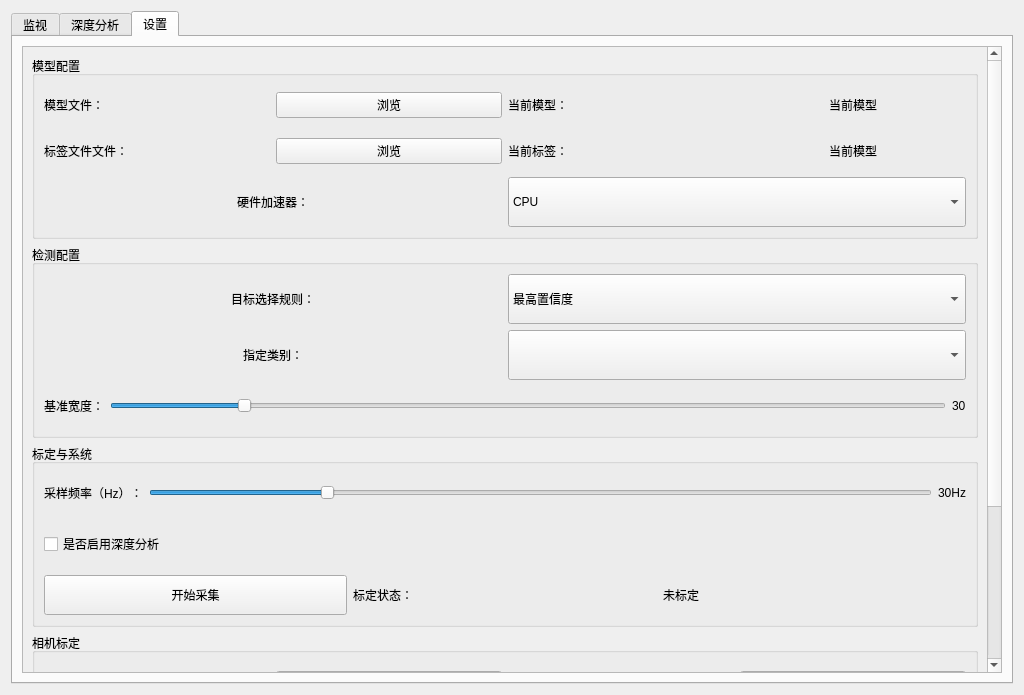
First picture: the form in ui/EdgeSightMain.ui, repository embed-lsy/EdgeSight, before the edit.
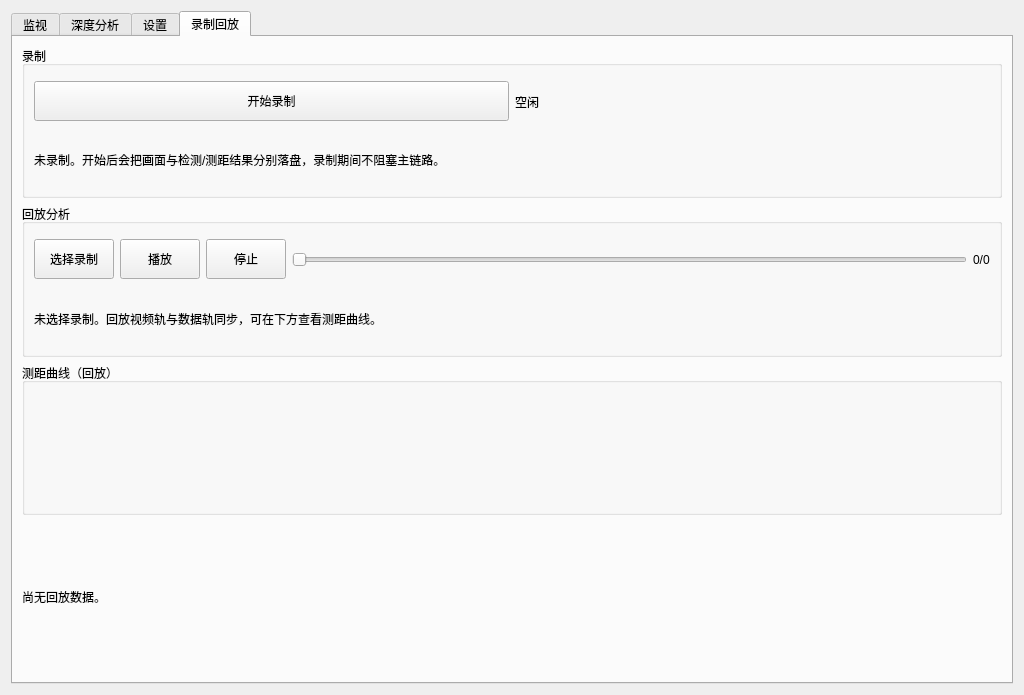
Second picture: the form after the edit. The open tabs and pages were chosen to show the change. Custom widgets are drawn as their Qt base class.

Commit message: feat: 录制回放（CHARTER 第 6 条）

Diff of the .ui file:
```diff
--- a/ui/EdgeSightMain.ui
+++ b/ui/EdgeSightMain.ui
@@ -1216,6 +1216,163 @@
        </item>
       </layout>
      </widget>
+     <widget class="QWidget" name="tab_record">
+      <attribute name="title">
+       <string>录制回放</string>
+      </attribute>
+      <layout class="QVBoxLayout" name="verticalLayout_rec">
+       <item>
+        <widget class="QGroupBox" name="groupBox_rec">
+         <property name="title">
+          <string>录制</string>
+         </property>
+         <layout class="QVBoxLayout" name="verticalLayout_rec1">
+          <item>
+           <layout class="QHBoxLayout" name="horizontalLayout_rec1">
+            <item>
+             <widget class="QPushButton" name="btn_rec_toggle">
+              <property name="minimumSize">
+               <size>
+                <width>0</width>
+                <height>40</height>
+               </size>
+              </property>
+              <property name="text">
+               <string>开始录制</string>
+              </property>
+             </widget>
+            </item>
+            <item>
+             <widget class="QLabel" name="label_rec_status">
+              <property name="text">
+               <string>空闲</string>
+              </property>
+             </widget>
+            </item>
+           </layout>
+          </item>
+          <item>
+           <widget class="QLabel" name="label_rec_info">
+            <property name="text">
+             <string>未录制。开始后会把画面与检测/测距结果分别落盘，录制期间不阻塞主链路。</string>
+            </property>
+            <property name="wordWrap">
+             <bool>true</bool>
+            </property>
+           </widget>
+          </item>
+         </layout>
+        </widget>
+       </item>
+       <item>
+        <widget class="QGroupBox" name="groupBox_play">
+         <property name="title">
+          <string>回放分析</string>
+         </property>
+         <layout class="QVBoxLayout" name="verticalLayout_play">
+          <item>
+           <layout class="QHBoxLayout" name="horizontalLayout_play1">
+            <item>
+             <widget class="QPushButton" name="btn_play_pick">
+              <property name="minimumSize">
+               <size>
+                <width>0</width>
+                <height>40</height>
+               </size>
+              </property>
+              <property name="text">
+               <string>选择录制</string>
+              </property>
+             </widget>
+            </item>
+            <item>
+             <widget class="QPushButton" name="btn_play_toggle">
+              <property name="minimumSize">
+               <size>
+                <width>0</width>
+                <height>40</height>
+               </size>
+              </property>
+              <property name="text">
+               <string>播放</string>
+              </property>
+             </widget>
+            </item>
+            <item>
+             <widget class="QPushButton" name="btn_play_stop">
+              <property name="minimumSize">
+               <size>
+                <width>0</width>
+                <height>40</height>
+               </size>
+              </property>
+              <property name="text">
+               <string>停止</string>
+              </property>
+             </widget>
+            </item>
+            <item>
+             <widget class="QSlider" name="slider_play_pos">
+              <property name="minimum">
+               <number>0</number>
+              </property>
+              <property name="maximum">
+               <number>1000</number>
+              </property>
+              <property name="value">
+               <number>0</number>
+              </property>
+              <property name="orientation">
+               <enum>Qt::Orientation::Horizontal</enum>
+              </property>
+             </widget>
+            </item>
+            <item>
+             <widget class="QLabel" name="label_play_pos">
+              <property name="text">
+               <string>0/0</string>
+              </property>
+             </widget>
+            </item>
+           </layout>
+          </item>
+          <item>
+           <widget class="QLabel" name="label_play_info">
+            <property name="text">
+             <string>未选择录制。回放视频轨与数据轨同步，可在下方查看测距曲线。</string>
+            </property>
+            <property name="wordWrap">
+             <bool>true</bool>
+            </property>
+           </widget>
+          </item>
+         </layout>
+        </widget>
+       </item>
+       <item>
+        <widget class="QGroupBox" name="groupBox_play_plot">
+         <property name="title">
+          <string>测距曲线（回放）</string>
+         </property>
+         <layout class="QVBoxLayout" name="verticalLayout_playplot">
+          <item>
+           <widget class="PlotWidget" name="plot_replay_distance" native="true"/>
+          </item>
+         </layout>
+        </widget>
+       </item>
+       <item>
+        <widget class="QLabel" name="label_replay_summary">
+         <property name="text">
+          <string>尚无回放数据。</string>
+         </property>
+         <property name="wordWrap">
+          <bool>true</bool>
+         </property>
+        </widget>
+       </item>
+      </layout>
+     </widget>
     </widget>
    </item>
   </layout>
```
The commit also changes 5 other files.
